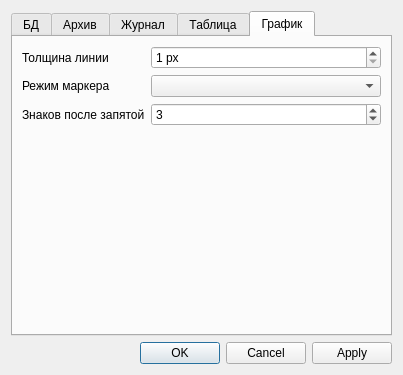
This is libs/DataWidgets/applicationsettingsdialog.ui in voytoff/DataServerQt as Qt 5 draws it before an edit. The edited form follows.
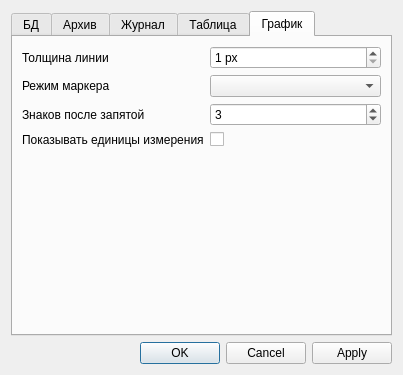
This is the edited form. The open tabs and pages were chosen to show the change.

```diff
--- a/libs/DataWidgets/applicationsettingsdialog.ui
+++ b/libs/DataWidgets/applicationsettingsdialog.ui
@@ -331,7 +331,33 @@
          </property>
         </widget>
        </item>
+       <item row="3" column="0">
+        <widget class="QLabel" name="showUnitsInMeasurementPanelLabel">
+         <property name="maximumSize">
+          <size>
+           <width>16777215</width>
+           <height>16777215</height>
+          </size>
+         </property>
+         <property name="text">
+          <string>Показывать единицы измерения</string>
+         </property>
+         <property name="wordWrap">
+          <bool>false</bool>
+         </property>
+        </widget>
+       </item>
        <item row="3" column="1">
+        <widget class="QCheckBox" name="showUnitsInMeasurementPanelCheckBox">
+         <property name="toolTip">
+          <string>Показывать единицы измерения рядом со значениями сигналов</string>
+         </property>
+         <property name="text">
+          <string/>
+         </property>
+        </widget>
+       </item>
+       <item row="4" column="1">
         <spacer name="verticalSpacer_5">
          <property name="orientation">
           <enum>Qt::Orientation::Vertical</enum>
```
Left out of the diff: 4 changed lines with no effect on the pictures.
